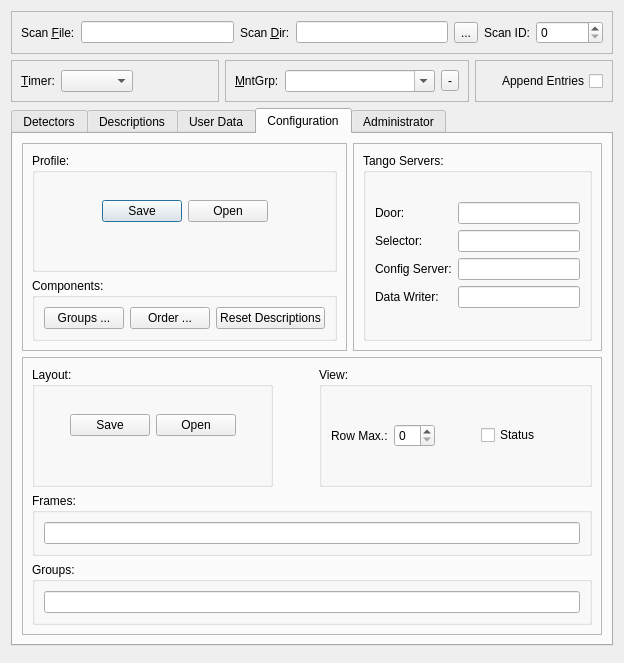
Old version of the form nxselector/ui/Selector.ui in the repository nexdatas/nxselector.
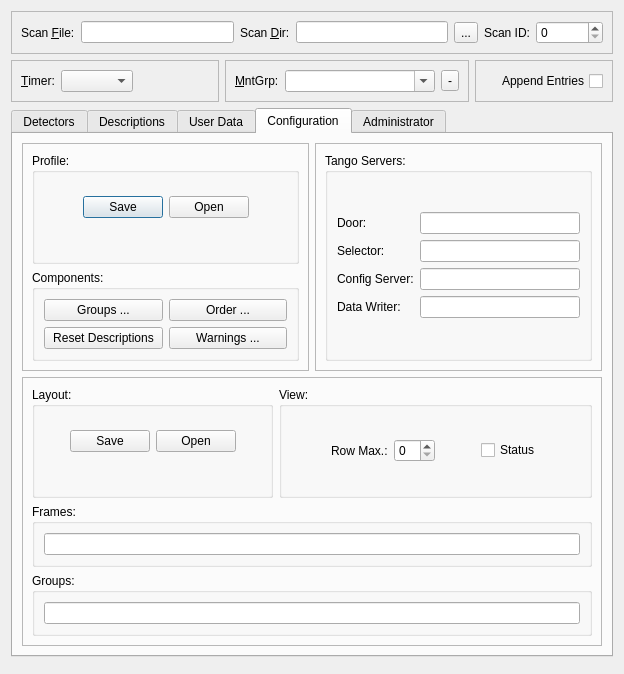
New version of the form. The open tabs and pages were chosen to show the change.

```diff
--- a/nxselector/ui/Selector.ui
+++ b/nxselector/ui/Selector.ui
@@ -7,7 +7,7 @@
     <x>0</x>
     <y>0</y>
     <width>624</width>
-    <height>663</height>
+    <height>674</height>
    </rect>
   </property>
   <property name="windowTitle">
@@ -433,6 +433,10 @@
                        </property>
                       </widget>
                      </item>
+                    </layout>
+                   </item>
+                   <item row="1" column="0">
+                    <layout class="QHBoxLayout" name="horizontalLayout_13">
                      <item>
                       <widget class="QPushButton" name="resetDescriptionsPushButton">
                        <property name="text">
@@ -440,6 +444,13 @@
                        </property>
                       </widget>
                      </item>
+                     <item>
+                      <widget class="QPushButton" name="errorsPushButton">
+                       <property name="text">
+                        <string>Warnings ...</string>
+                       </property>
+                      </widget>
+                     </item>
                     </layout>
                    </item>
                   </layout>
@@ -592,22 +603,6 @@
                     </layout>
                    </widget>
                   </item>
-                  <item>
-                   <spacer name="horizontalSpacer_4">
-                    <property name="orientation">
-                     <enum>Qt::Horizontal</enum>
-                    </property>
-                    <property name="sizeType">
-                     <enum>QSizePolicy::Maximum</enum>
-                    </property>
-                    <property name="sizeHint" stdset="0">
-                     <size>
-                      <width>40</width>
-                      <height>20</height>
-                     </size>
-                    </property>
-                   </spacer>
-                  </item>
                   <item>
                    <widget class="QGroupBox" name="viewGroupBox">
                     <property name="title">
@@ -616,6 +611,22 @@
                     <layout class="QGridLayout" name="gridLayout_3">
                      <item row="0" column="0">
                       <layout class="QHBoxLayout" name="horizontalLayout">
+                       <item>
+                        <spacer name="horizontalSpacer_4">
+                         <property name="orientation">
+                          <enum>Qt::Horizontal</enum>
+                         </property>
+                         <property name="sizeType">
+                          <enum>QSizePolicy::Maximum</enum>
+                         </property>
+                         <property name="sizeHint" stdset="0">
+                          <size>
+                           <width>40</width>
+                           <height>20</height>
+                          </size>
+                         </property>
+                        </spacer>
+                       </item>
                        <item>
                         <widget class="QLabel" name="rowMaxLabel">
                          <property name="text">
```
Left out of the diff: 25 changed lines with no effect on the pictures.
